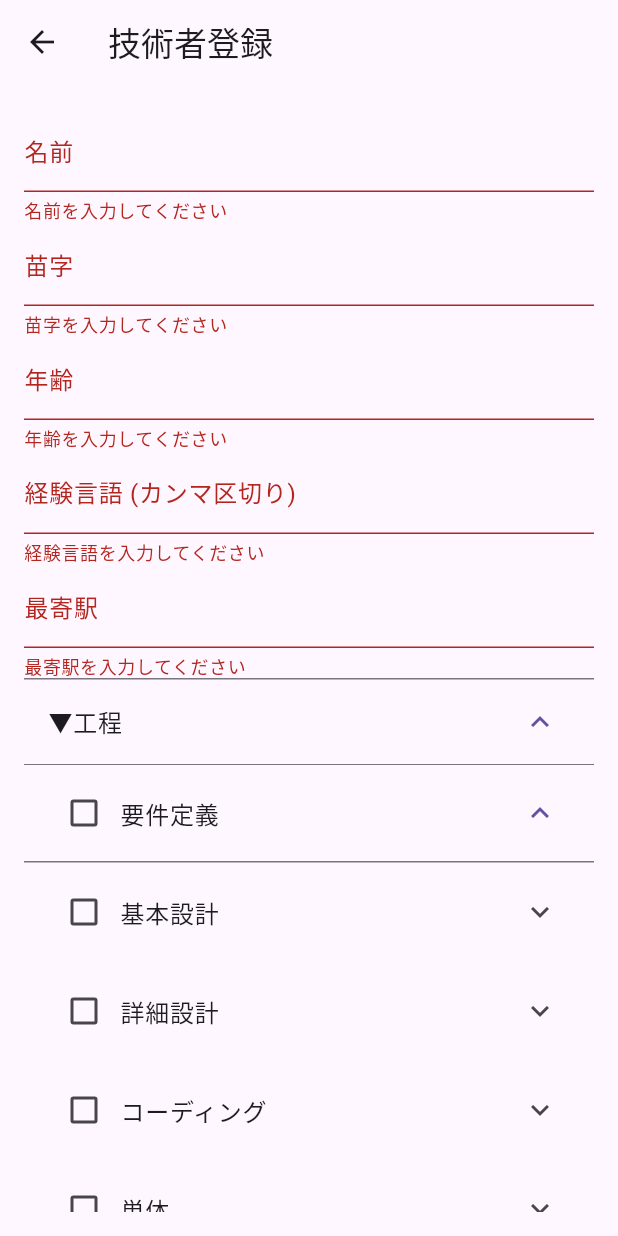
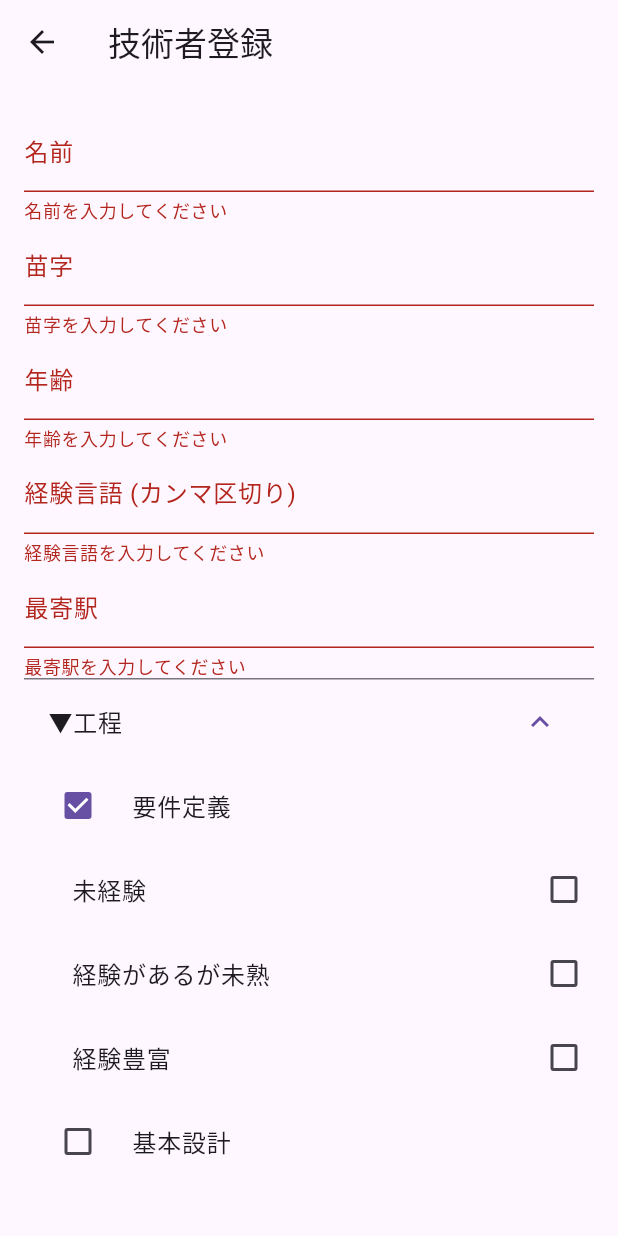
Before and after one commit to growthTeamSince2020/skill_search_model, a Flutter app: the EngineerRegistrationForm screen opened directly, after a tap on "登録", after a tap on "▼工程", after a tap on "要件定義", on a phone screen of 412 x 824 dp. Run offline on Flutter 3.47's test engine with Material 3 defaults, Android fonts, the phone set to English and light mode, and no system bars; our stand-ins replace cloud_firestore, firebase_core, logger; accounts and stored records are empty.

Commit message:
技術者登録フォームを修正

```diff
--- a/lib/engineerRegistrationForm.dart
+++ b/lib/engineerRegistrationForm.dart
@@ -15,18 +15,15 @@ class _EngineerRegistrationFormState extends State<EngineerRegistrationForm> {
   final _codeLanguagesController = TextEditingController();
   final _nearestStationController = TextEditingController();
 
-  // 工程チェックボックスの状態を管理する変数（2次元配列に変更）
-  final List<String> _processes = [
-    '要件定義',
-    '基本設計',
-    '詳細設計',
-    'コーディング',
-    '単体',
-    '結合',
-    '保守',
-  ];
-  final List<List<bool>> _processChecked =
-  List.generate(7, (index) => List.generate(4, (index) => false)); // 4つ目の要素は工程自体のチェック状態
+  final Map<String, List<bool>> _processChecked = {
+    '要件定義': [false, false, false, false],
+    '基本設計': [false, false, false, false],
+    '詳細設計': [false, false, false, false],
+    'コーディング': [false, false, false, false],
+    '単体': [false, false, false, false],
+    '結合': [false, false, false, false],
+    '保守': [false, false, false, false],
+  };
 
   @override
   void dispose() {
@@ -41,16 +38,16 @@ class _EngineerRegistrationFormState extends State<EngineerRegistrationForm> {
   Future<void> _registerEngineer() async {
     if (_formKey.currentState!.validate()) {
       try {
-        // チェックされた工程のリストを作成
-        List<String> selectedProcesses = [];
-        for (int i = 0; i < _processes.length; i++) {
-          for (int j = 0; j < 3; j++) {
-            if (_processChecked[i][j]) {
-              selectedProcesses.add(_processes[i]);
-              break; // 1つの工程で1つでもチェックされていれば追加
+        Map<String, List<String>> selectedProcesses = {};
+        _processChecked.forEach((process, levels) {
+          List<String> selectedLevels = [];
+          if (levels[0]) selectedLevels.add('未経験');
+          if (levels[1]) selectedLevels.add('経験浅い');
+          if (levels[2]) selectedLevels.add('経験豊富');
+          if (selectedLevels.isNotEmpty) {
+            selectedProcesses[process] = selectedLevels;
           }
-          }
-        }
+        });
 
         await FirebaseFirestore.instance.collection('engineers').add({
           'firstName': _firstNameController.text,
@@ -58,12 +55,12 @@ class _EngineerRegistrationFormState extends State<EngineerRegistrationForm> {
           'age': int.parse(_ageController.text),
           'codeLanguages': _codeLanguagesController.text.split(','),
           'nearestStation': _nearestStationController.text,
-          'processes': selectedProcesses, // チェックされた工程のリストを送信
+          'processes': selectedProcesses,
         });
         ScaffoldMessenger.of(context).showSnackBar(
           SnackBar(content: Text('技術者登録が完了しました')),
         );
-        Navigator.pop(context); // 登録完了後に前の画面に戻る
+        Navigator.pop(context);
       } catch (e) {
         ScaffoldMessenger.of(context).showSnackBar(
           SnackBar(content: Text('登録に失敗しました: $e')),
@@ -85,122 +82,107 @@ class _EngineerRegistrationFormState extends State<EngineerRegistrationForm> {
               TextFormField(
                 controller: _firstNameController,
                 decoration: InputDecoration(labelText: '名前'),
-                validator: (value) {
-                  if (value == null || value.isEmpty) {
-                    return '名前を入力してください';
-                  }
-                  return null;
-                },
+                validator: (value) => value == null || value.isEmpty ? '名前を入力してください' : null,
               ),
               TextFormField(
                 controller: _lastNameController,
                 decoration: InputDecoration(labelText: '苗字'),
-                validator: (value) {
-                  if (value == null || value.isEmpty) {
-                    return '苗字を入力してください';
-                  }
-                  return null;
-                },
+                validator: (value) => value == null || value.isEmpty ? '苗字を入力してください' : null,
               ),
               TextFormField(
                 controller: _ageController,
                 decoration: InputDecoration(labelText: '年齢'),
                 keyboardType: TextInputType.number,
                 validator: (value) {
-                  if (value == null || value.isEmpty) {
-                    return '年齢を入力してください';
-                  }
-                  if (int.tryParse(value) == null) {
-                    return '有効な年齢を入力してください';
-                  }
-                  return null;
+                  if (value == null || value.isEmpty) return '年齢を入力してください';
+                  return int.tryParse(value) == null ? '有効な年齢を入力してください' : null;
                 },
               ),
               TextFormField(
                 controller: _codeLanguagesController,
                 decoration: InputDecoration(labelText: '経験言語 (カンマ区切り)'),
-                validator: (value) {
-                  if (value == null || value.isEmpty) {
-                    return '経験言語を入力してください';
-                  }
-                  return null;
-                },
+                validator: (value) => value == null || value.isEmpty ? '経験言語を入力してください' : null,
               ),
               TextFormField(
                 controller: _nearestStationController,
                 decoration: InputDecoration(labelText: '最寄駅'),
-                validator: (value) {
-                  if (value == null || value.isEmpty) {
-                    return '最寄駅を入力してください';
-                  }
-                  return null;
-                },
+                validator: (value) => value == null || value.isEmpty ? '最寄駅を入力してください' : null,
               ),
-              // 工程チェックボックス（ExpansionTileをネスト）
               ExpansionTile(
                 title: Text('▼工程'),
-                children: _processes.map((process) {
-                  int processIndex = _processes.indexOf(process);
-                  return StatefulBuilder( // チェックボックスの状態を管理するためにStatefulBuilderを使用
-                    builder: (context, setState) {
-                      return ExpansionTile(
-                        title: Row(
+                children: _processChecked.keys.map((process) {
+                  return Padding(
+                    padding: const EdgeInsets.only(left: 16.0),
+                    child: Column(
+                      crossAxisAlignment: CrossAxisAlignment.start,
                       children: [
-                            Checkbox(
-                              value: _processChecked[processIndex][3], // 工程自体のチェック状態
+                        CheckboxListTile(
+                          title: Text(process),
+                          value: _processChecked[process]![3],
                           onChanged: (value) {
                             setState(() {
-                                  _processChecked[processIndex][3] = value!;
-                                });
-                              },
-                            ),
-                            Text(process),
-                          ],
-                        ),
-                        children: _processChecked[processIndex][3] // 工程がチェックされている場合のみ表示
-                            ? [
-                          Wrap(
-                            spacing: 8.0,
-                            children: [
-                              CheckboxListTile(
-                                title: Text('未経験'),
-                                value: _processChecked[processIndex][0],
-                                onChanged: (value) {
-                                  setState(() {
-                                    _processChecked[processIndex][0] = value!;
+                              _processChecked[process]![3] = value!;
                             });
                           },
                           controlAffinity: ListTileControlAffinity.leading,
                           contentPadding: EdgeInsets.zero,
                         ),
+                        if (_processChecked[process]![3])
+                          Padding(
+                            padding: const EdgeInsets.only(left: 16.0),
+                            child: Wrap(
+                              spacing: 8.0,
+                              children: [
+                                CheckboxListTile(
+                                  title: Text('未経験'),
+                                  value: _processChecked[process]![0],
+                                  onChanged: (value) {
+                                    setState(() {
+                                      _processChecked[process]![0] = value!;
+                                      if (value) {
+                                        _processChecked[process]![1] = false;
+                                        _processChecked[process]![2] = false;
+                                      }
+                                    });
+                                  },
+                                  controlAffinity: ListTileControlAffinity.trailing,
+                                  contentPadding: EdgeInsets.zero,
+                                ),
                                 CheckboxListTile(
                                   title: Text('経験があるが未熟'),
-                                value: _processChecked[processIndex][1],
+                                  value: _processChecked[process]![1],
                                   onChanged: (value) {
                                     setState(() {
-                                    _processChecked[processIndex][1] = value!;
+                                      _processChecked[process]![1] = value!;
+                                      if (value) {
+                                        _processChecked[process]![0] = false;
+                                        _processChecked[process]![2] = false;
+                                      }
                                     });
                                   },
-                                controlAffinity: ListTileControlAffinity.leading,
+                                  controlAffinity: ListTileControlAffinity.trailing,
                                   contentPadding: EdgeInsets.zero,
                                 ),
                                 CheckboxListTile(
                                   title: Text('経験豊富'),
-                                value: _processChecked[processIndex][2],
+                                  value: _processChecked[process]![2],
                                   onChanged: (value) {
                                     setState(() {
-                                    _processChecked[processIndex][2] = value!;
+                                      _processChecked[process]![2] = value!;
+                                      if (value) {
+                                        _processChecked[process]![0] = false;
+                                        _processChecked[process]![1] = false;
+                                      }
                                     });
                                   },
-                                controlAffinity: ListTileControlAffinity.leading,
+                                  controlAffinity: ListTileControlAffinity.trailing,
                                   contentPadding: EdgeInsets.zero,
                                 ),
                               ],
                             ),
-                        ]
-                            : [],
-                      );
-                    },
+                          ),
+                      ],
+                    ),
                   );
                 }).toList(),
               ),
```
Lines whose indentation alone changed are shown as unchanged.
